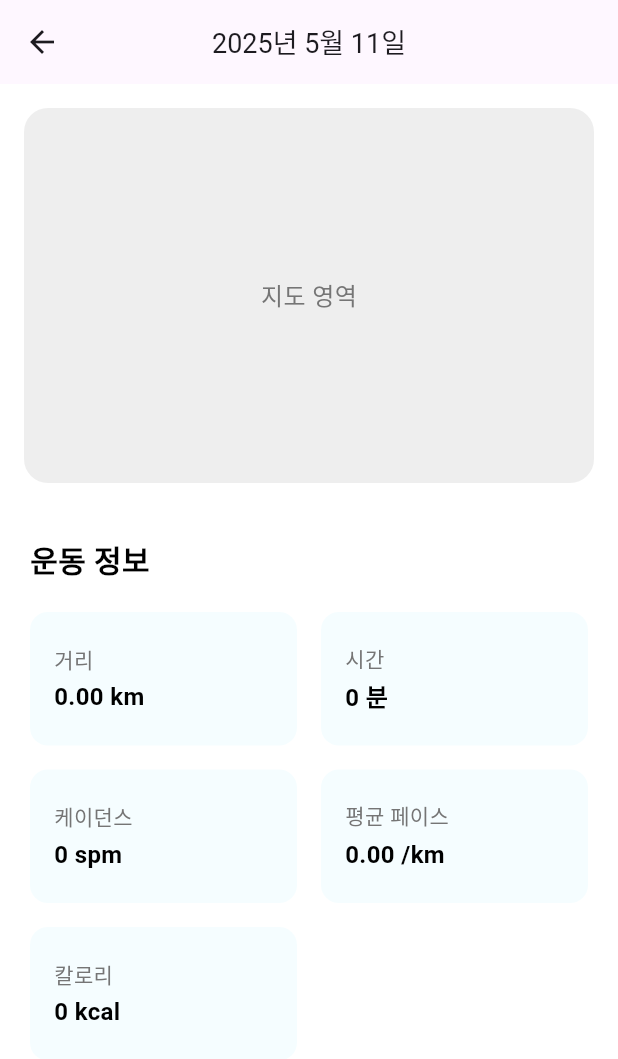
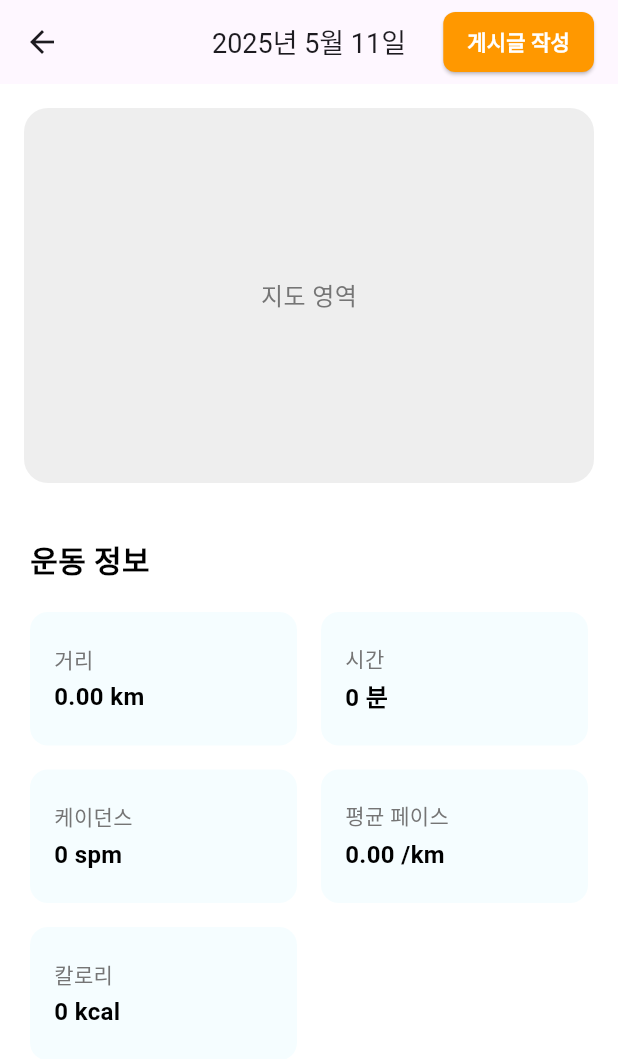
Before and after one commit to LGHee1/-Portfolio, a Flutter app: the WorkoutDetailScreen screen opened directly with empty values, on a phone screen of 412 x 824 dp. Shown: the top 1059 px of the screen. Run offline on Flutter 3.47's test engine with Material 3 defaults, Android fonts, the phone set to English and light mode, and no system bars; our stand-ins replace cloud_firestore, firebase_auth, firebase_core, firebase_storage, geolocator, google_maps_flutter and 3 more; accounts and stored records are empty; Roboto replaces fonts that are missing (Pretendard).

Commit message:
5/11 19시 수정

```diff
--- a/lib/Calendar/workout_detail_screen.dart
+++ b/lib/Calendar/workout_detail_screen.dart
@@ -2,6 +2,7 @@ import 'package:flutter/material.dart';
 import '../../models/workout_record.dart';
 import '../../utils/theme.dart';
 import 'package:intl/intl.dart';
+import '../post/post_create.dart';
 
 class WorkoutDetailScreen extends StatelessWidget {
   final WorkoutRecord record;
@@ -17,6 +18,34 @@ class WorkoutDetailScreen extends StatelessWidget {
           style: TextStyle(fontSize: 18),
         ),
         centerTitle: true,
+        actions: [
+          Padding(
+            padding: const EdgeInsets.only(right: 16.0),
+            child: ElevatedButton(
+              onPressed: () {
+                Navigator.push(
+                  context,
+                  MaterialPageRoute(builder: (context) => const PostCreatePage()),
+                );
+              },
+              style: ElevatedButton.styleFrom(
+                backgroundColor: const Color(0xFFFF9800),
+                foregroundColor: Colors.white,
+                padding: const EdgeInsets.symmetric(horizontal: 16, vertical: 6),
+                shape: RoundedRectangleBorder(
+                  borderRadius: BorderRadius.circular(8),
+                ),
+              ),
+              child: const Text(
+                '게시글 작성',
+                style: TextStyle(
+                  fontSize: 14,
+                  fontWeight: FontWeight.bold,
+                ),
+              ),
+            ),
+          ),
+        ],
       ),
       body: Column(
         children: [
```
